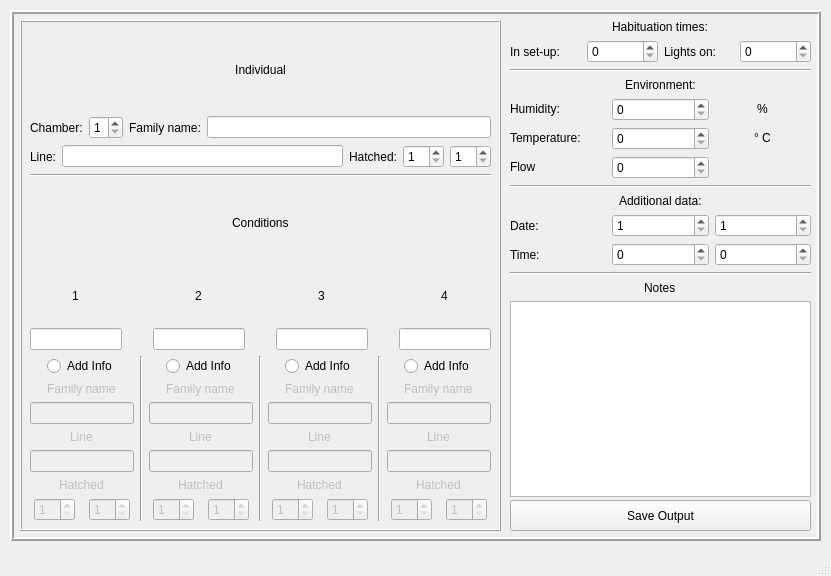
Qt form GUIFiles/enterInfoGUI.ui (StefanBonestroo/BachelorInternship2018) before a commit.
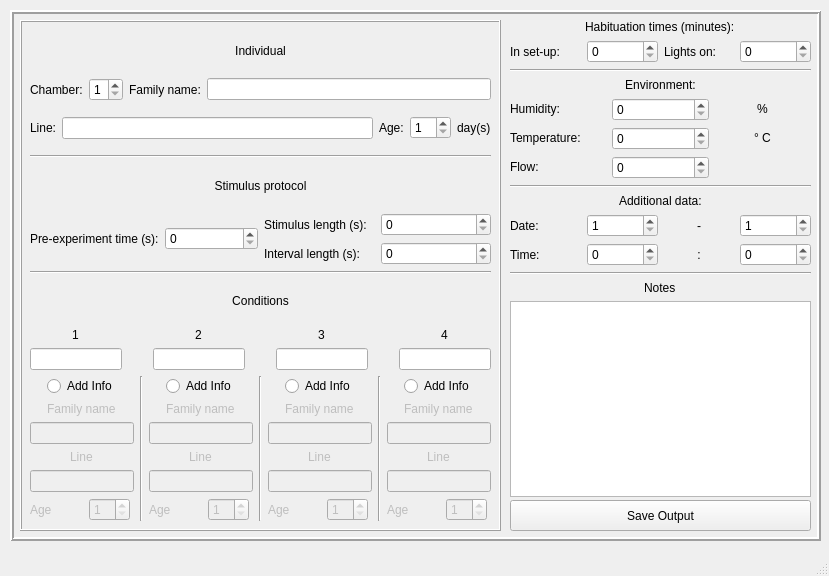
The same form after that commit.

Patch:
```diff
--- a/GUIFiles/enterInfoGUI.ui
+++ b/GUIFiles/enterInfoGUI.ui
@@ -6,7 +6,7 @@
    <rect>
     <x>0</x>
     <y>0</y>
-    <width>831</width>
+    <width>829</width>
     <height>576</height>
    </rect>
   </property>
@@ -119,7 +119,7 @@
          <item>
           <widget class="QLabel" name="label_34">
            <property name="text">
-            <string>Hatched:</string>
+            <string>Age:</string>
            </property>
           </widget>
          </item>
@@ -134,12 +134,9 @@
           </widget>
          </item>
          <item>
-          <widget class="QSpinBox" name="spinBox_13">
-           <property name="minimum">
-            <number>1</number>
-           </property>
-           <property name="maximum">
-            <number>12</number>
+          <widget class="QLabel" name="label_40">
+           <property name="text">
+            <string>day(s)</string>
            </property>
           </widget>
          </item>
@@ -152,11 +149,85 @@
          </property>
         </widget>
        </item>
-       <item alignment="Qt::AlignHCenter|Qt::AlignVCenter">
+       <item>
+        <widget class="QLabel" name="label_12">
+         <property name="text">
+          <string>Stimulus protocol</string>
+         </property>
+         <property name="alignment">
+          <set>Qt::AlignCenter</set>
+         </property>
+        </widget>
+       </item>
+       <item>
+        <layout class="QHBoxLayout" name="horizontalLayout">
+         <item>
+          <layout class="QVBoxLayout" name="verticalLayout_16">
+           <item>
+            <layout class="QHBoxLayout" name="horizontalLayout_20">
+             <item>
+              <widget class="QLabel" name="label_11">
+               <property name="text">
+                <string>Pre-experiment time (s):</string>
+               </property>
+              </widget>
+             </item>
+             <item>
+              <widget class="QSpinBox" name="preExperimentSpinBox"/>
+             </item>
+            </layout>
+           </item>
+          </layout>
+         </item>
+         <item>
+          <layout class="QVBoxLayout" name="verticalLayout_15">
+           <item>
+            <layout class="QHBoxLayout" name="horizontalLayout_16">
+             <item>
+              <widget class="QLabel" name="label_9">
+               <property name="text">
+                <string>Stimulus length (s):</string>
+               </property>
+              </widget>
+             </item>
+             <item>
+              <widget class="QSpinBox" name="stimulusLengthSpinBox"/>
+             </item>
+            </layout>
+           </item>
+           <item>
+            <layout class="QHBoxLayout" name="horizontalLayout_17">
+             <item>
+              <widget class="QLabel" name="label_10">
+               <property name="text">
+                <string>Interval length (s):</string>
+               </property>
+              </widget>
+             </item>
+             <item>
+              <widget class="QSpinBox" name="intervalLengthSpinBox"/>
+             </item>
+            </layout>
+           </item>
+          </layout>
+         </item>
+        </layout>
+       </item>
+       <item>
+        <widget class="Line" name="line_8">
+         <property name="orientation">
+          <enum>Qt::Horizontal</enum>
+         </property>
+        </widget>
+       </item>
+       <item>
         <widget class="QLabel" name="label_5">
          <property name="text">
           <string>Conditions</string>
          </property>
+         <property name="alignment">
+          <set>Qt::AlignCenter</set>
+         </property>
         </widget>
        </item>
        <item>
@@ -309,28 +380,15 @@
              </property>
             </widget>
            </item>
-           <item alignment="Qt::AlignHCenter|Qt::AlignVCenter">
-            <widget class="QLabel" name="label_7">
-             <property name="enabled">
-              <bool>false</bool>
-             </property>
-             <property name="text">
-              <string>Hatched</string>
-             </property>
-            </widget>
-           </item>
            <item>
             <layout class="QHBoxLayout" name="horizontalLayout_4">
-             <item alignment="Qt::AlignHCenter|Qt::AlignVCenter">
-              <widget class="QSpinBox" name="spinBox_2">
+             <item>
+              <widget class="QLabel" name="conOneAgeLabel">
                <property name="enabled">
                 <bool>false</bool>
                </property>
-               <property name="minimum">
-                <number>1</number>
-               </property>
-               <property name="maximum">
-                <number>31</number>
+               <property name="text">
+                <string>Age</string>
                </property>
               </widget>
              </item>
@@ -371,7 +429,7 @@
             </widget>
            </item>
            <item alignment="Qt::AlignHCenter|Qt::AlignVCenter">
-            <widget class="QLabel" name="label_10">
+            <widget class="QLabel" name="conTwoFamilyLabel">
              <property name="enabled">
               <bool>false</bool>
              </property>
@@ -404,28 +462,15 @@
              </property>
             </widget>
            </item>
-           <item alignment="Qt::AlignHCenter|Qt::AlignVCenter">
-            <widget class="QLabel" name="label_11">
-             <property name="enabled">
-              <bool>false</bool>
-             </property>
-             <property name="text">
-              <string>Hatched</string>
-             </property>
-            </widget>
-           </item>
            <item>
             <layout class="QHBoxLayout" name="horizontalLayout_7">
-             <item alignment="Qt::AlignHCenter|Qt::AlignVCenter">
-              <widget class="QSpinBox" name="spinBox_7">
+             <item>
+              <widget class="QLabel" name="conTwoAgeLabel">
                <property name="enabled">
                 <bool>false</bool>
                </property>
-               <property name="minimum">
-                <number>1</number>
-               </property>
-               <property name="maximum">
-                <number>31</number>
+               <property name="text">
+                <string>Age</string>
                </property>
               </widget>
              </item>
@@ -466,7 +511,7 @@
             </widget>
            </item>
            <item alignment="Qt::AlignHCenter|Qt::AlignVCenter">
-            <widget class="QLabel" name="label_8">
+            <widget class="QLabel" name="conThreeFamilyLabel">
              <property name="enabled">
               <bool>false</bool>
              </property>
@@ -499,28 +544,15 @@
              </property>
             </widget>
            </item>
-           <item alignment="Qt::AlignHCenter|Qt::AlignVCenter">
-            <widget class="QLabel" name="label_9">
-             <property name="enabled">
-              <bool>false</bool>
-             </property>
-             <property name="text">
-              <string>Hatched</string>
-             </property>
-            </widget>
-           </item>
            <item>
             <layout class="QHBoxLayout" name="horizontalLayout_6">
-             <item alignment="Qt::AlignHCenter|Qt::AlignVCenter">
-              <widget class="QSpinBox" name="spinBox_5">
+             <item>
+              <widget class="QLabel" name="conThreeAgeLabel">
                <property name="enabled">
                 <bool>false</bool>
                </property>
-               <property name="minimum">
-                <number>1</number>
-               </property>
-               <property name="maximum">
-                <number>31</number>
+               <property name="text">
+                <string>Age</string>
                </property>
               </widget>
              </item>
@@ -561,7 +593,7 @@
             </widget>
            </item>
            <item alignment="Qt::AlignHCenter|Qt::AlignVCenter">
-            <widget class="QLabel" name="label_12">
+            <widget class="QLabel" name="conFourFamilyLabel">
              <property name="enabled">
               <bool>false</bool>
              </property>
@@ -594,28 +626,15 @@
              </property>
             </widget>
            </item>
-           <item alignment="Qt::AlignHCenter|Qt::AlignVCenter">
-            <widget class="QLabel" name="label_13">
-             <property name="enabled">
-              <bool>false</bool>
-             </property>
-             <property name="text">
-              <string>Hatched</string>
-             </property>
-            </widget>
-           </item>
            <item>
             <layout class="QHBoxLayout" name="horizontalLayout_5">
-             <item alignment="Qt::AlignHCenter|Qt::AlignVCenter">
-              <widget class="QSpinBox" name="spinBox_3">
+             <item>
+              <widget class="QLabel" name="conFourAgeLabel">
                <property name="enabled">
                 <bool>false</bool>
                </property>
-               <property name="minimum">
-                <number>1</number>
-               </property>
-               <property name="maximum">
-                <number>31</number>
+               <property name="text">
+                <string>Age</string>
                </property>
               </widget>
              </item>
@@ -656,7 +675,7 @@
         <item alignment="Qt::AlignHCenter|Qt::AlignVCenter">
          <widget class="QLabel" name="label_30">
           <property name="text">
-           <string>Habituation times:</string>
+           <string>Habituation times (minutes):</string>
           </property>
          </widget>
         </item>
@@ -752,7 +771,7 @@
           <item alignment="Qt::AlignLeft|Qt::AlignVCenter">
            <widget class="QLabel" name="label_19">
             <property name="text">
-             <string>Flow</string>
+             <string>Flow:</string>
             </property>
            </widget>
           </item>
@@ -806,7 +825,17 @@
            </widget>
           </item>
           <item>
-           <widget class="QSpinBox" name="spinBox_17">
+           <widget class="QLabel" name="label_7">
+            <property name="text">
+             <string>-</string>
+            </property>
+            <property name="alignment">
+             <set>Qt::AlignCenter</set>
+            </property>
+           </widget>
+          </item>
+          <item>
+           <widget class="QSpinBox" name="experimentMonthSpinBox">
             <property name="minimum">
              <number>1</number>
             </property>
@@ -834,7 +863,17 @@
            </widget>
           </item>
           <item>
-           <widget class="QSpinBox" name="spinBox_19">
+           <widget class="QLabel" name="label_8">
+            <property name="text">
+             <string>:</string>
+            </property>
+            <property name="alignment">
+             <set>Qt::AlignCenter</set>
+            </property>
+           </widget>
+          </item>
+          <item>
+           <widget class="QSpinBox" name="experimentMinutesSpinBox">
             <property name="maximum">
              <number>59</number>
             </property>
```
Left out of the diff: 84 changed lines with no effect on the pictures.
